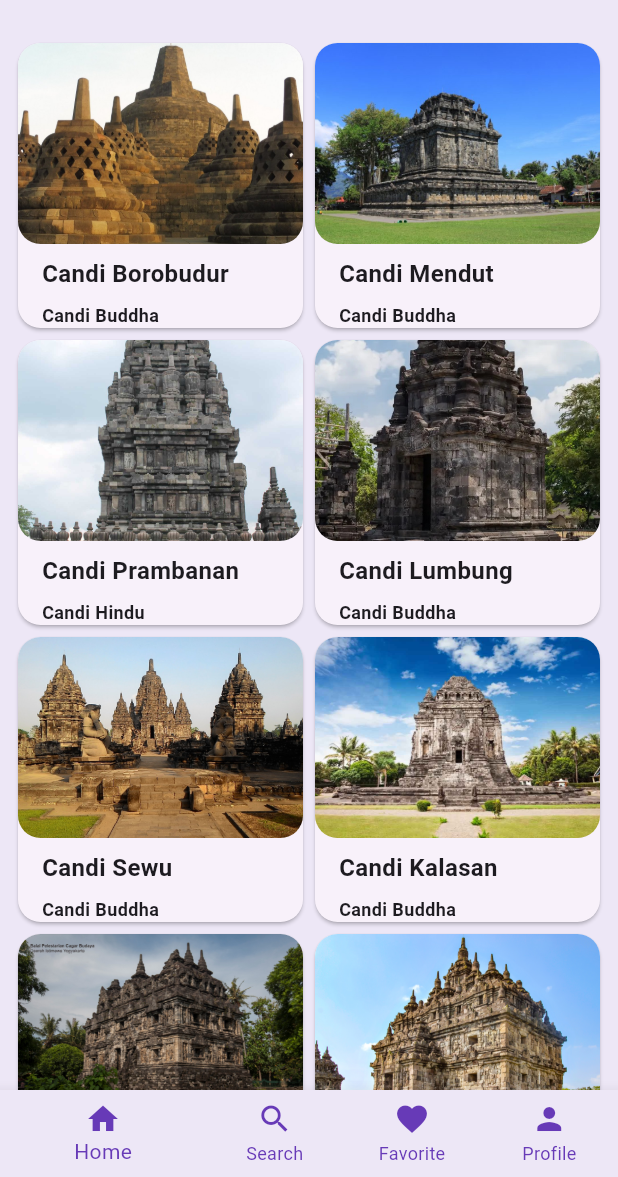
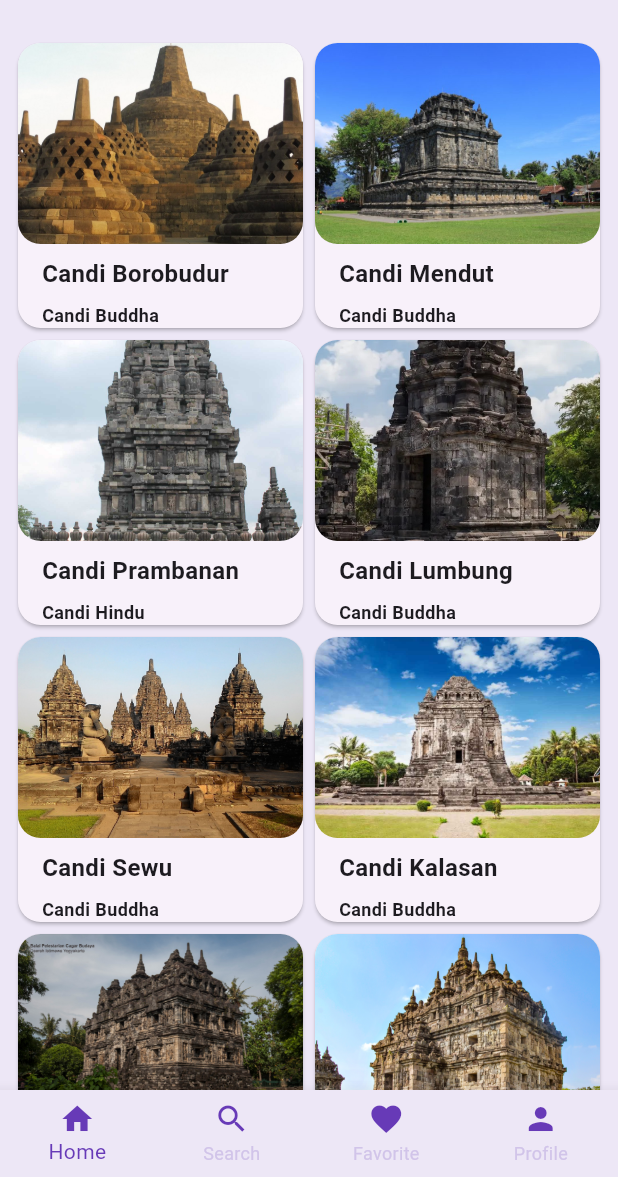
Before and after one commit to Mobile-Programming-MDP/materi-latihan-flutter-AdrianSuparto, a Flutter app: the MainScreen screen opened directly, on a phone screen of 412 x 824 dp, the part 59-1236 px from its top. Run offline on Flutter 3.47's test engine with Material 2 defaults, Android fonts, the phone set to English and light mode, and no system bars; our stand-ins replace connectivity_plus, shared_preferences; accounts and stored records are empty.

```diff
--- a/wisata_candi/lib/main.dart
+++ b/wisata_candi/lib/main.dart
@@ -1,14 +1,12 @@
 import 'package:flutter/material.dart';
+// import 'package:wisata_candi/data/candi_data.dart';
+// import 'package:wisata_candi/screens/detail_screen.dart';
 import 'package:wisata_candi/screens/favorite_screen.dart';
 import 'package:wisata_candi/screens/home_screen.dart';
 import 'package:wisata_candi/screens/profile_screen.dart';
 import 'package:wisata_candi/screens/search_screen.dart';
+import 'package:wisata_candi/screens/SignInScreen.dart';
 import 'package:wisata_candi/screens/SignUpScreen.dart';
-// import 'package:wisata_candi/screens/search_screen.dart';
-// import 'package:wisata_candi/screens/SignInScreen.dart';
-//import 'package:wisata_candi/data/candi_data.dart';
-// import 'package:wisata_candi/screens/profile_screen.dart';
-//import 'package:wisata_candi/screens/detail_screen.dart';
 
 void main() {
   runApp(const MyApp());
@@ -17,7 +15,6 @@ void main() {
 class MyApp extends StatelessWidget {
   const MyApp({super.key});
 
-  // This widget is the root of your application.
   @override
   Widget build(BuildContext context) {
     return MaterialApp(
@@ -38,14 +35,20 @@ class MyApp extends StatelessWidget {
           surface: Colors.deepPurple[50],
         ),
         useMaterial3: true,
-          // colorScheme: ColorScheme.fromSeed(seedColor: Colors.deepPurple),
-          // useMaterial3: true,
       ),
-        // home: SignInScreen(),
-        home: SignUpScreen()
-        // MainScreen(),
+      // home: const ProfileScreen(),
+      // home: ProfileScreen(),
+      // home: SearchScreen(),
       // home: HomeScreen(),
-        //home: DetailScreen(candi: candiList[0]),
+      // home: DetailScreen(candi: candiList[0]),
+      // home: MainScreen(),
+      home: SignUpScreen(),
+      initialRoute: '/',
+      routes: {
+        '/homescreen': (context) => const HomeScreen(),
+        '/signin': (context) => SignInScreen(),
+        '/signup': (context) => const SignUpScreen(),
+      },
     );
   }
 }
@@ -58,7 +61,7 @@ class MainScreen extends StatefulWidget {
 }
 
 class _MainScreenState extends State<MainScreen> {
-  //TODO 1 DEKLARASIKAN VARIABEL
+  // TODO: 1. Deklarasikan variabel
   int _currentIndex = 0;
   final List<Widget> _children = [
     HomeScreen(),
@@ -69,13 +72,16 @@ class _MainScreenState extends State<MainScreen> {
   @override
   Widget build(BuildContext context) {
     return Scaffold(
-      //TODO 2 PROPERTI BODY
+      // TODO: 2. Buat properti body berupa widget yag ditampilkan
       body: _children[_currentIndex],
+      // TODO: 3. Buat properti bottomNavigatorBar dengan nilai Theme
       bottomNavigationBar: Theme(
+          // TODO: 4. Buat data dan child dari Theme
           data: Theme.of(context).copyWith(
             canvasColor: Colors.deepPurple[50],
           ),
           child: BottomNavigationBar(
+            type: BottomNavigationBarType.fixed,
             currentIndex: _currentIndex,
             onTap: (index) {
               setState(() {
@@ -83,28 +89,35 @@ class _MainScreenState extends State<MainScreen> {
               });
             },
             items: [
-            const BottomNavigationBarItem(
-              icon: Icon(Icons.home, color: Colors.deepPurple),
-              label: 'Home',
+              BottomNavigationBarItem(
+                  icon: Icon(
+                    Icons.home,
+                    color: Colors.deepPurple,
                   ),
+                  label: 'Home'),
               BottomNavigationBarItem(
-              icon: Icon(Icons.search, color: Colors.deepPurple),
-              label: 'Search',
+                  icon: Icon(
+                    Icons.search,
+                    color: Colors.deepPurple,
                   ),
+                  label: 'Search'),
               BottomNavigationBarItem(
-              icon: Icon(Icons.favorite, color: Colors.deepPurple),
-              label: 'Favorite',
+                  icon: Icon(
+                    Icons.favorite,
+                    color: Colors.deepPurple,
                   ),
+                  label: 'Favorite'),
               BottomNavigationBarItem(
-              icon: Icon(Icons.person, color: Colors.deepPurple),
-              label: 'Profile',
+                  icon: Icon(
+                    Icons.person,
+                    color: Colors.deepPurple,
                   ),
+                  label: 'Profile'),
             ],
             selectedItemColor: Colors.deepPurple,
-          unselectedItemColor: Colors.deepPurple,
+            unselectedItemColor: Colors.deepPurple[100],
             showUnselectedLabels: true,
-        ),
-      ),
+          )),
     );
   }
 }
```
Lines whose indentation alone changed are shown as unchanged.
